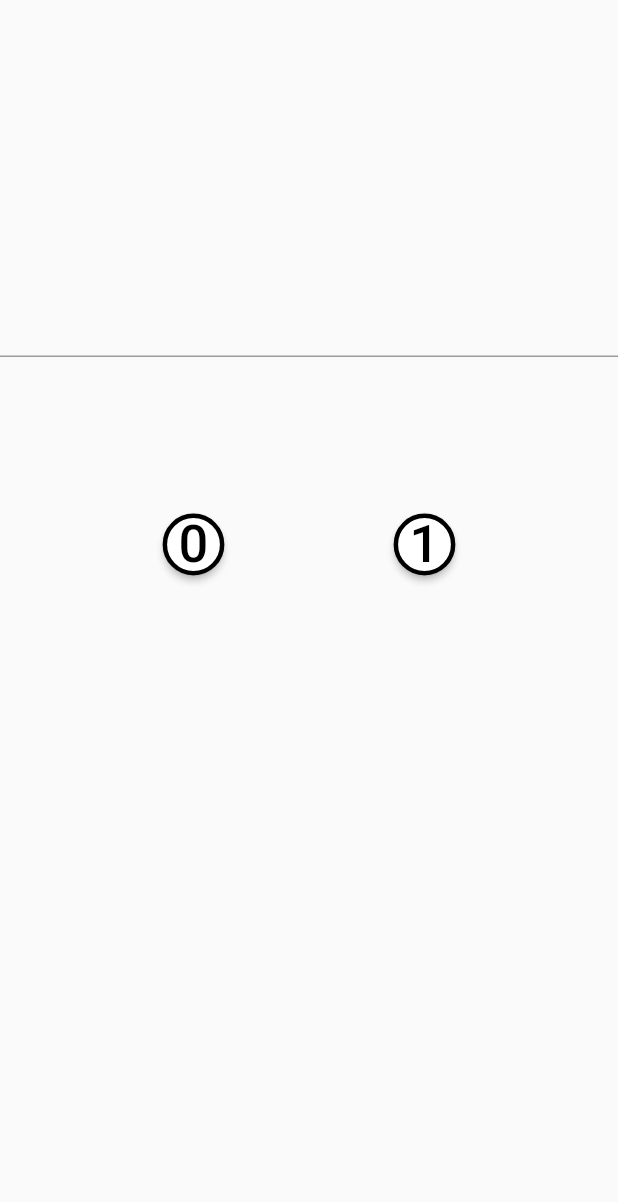
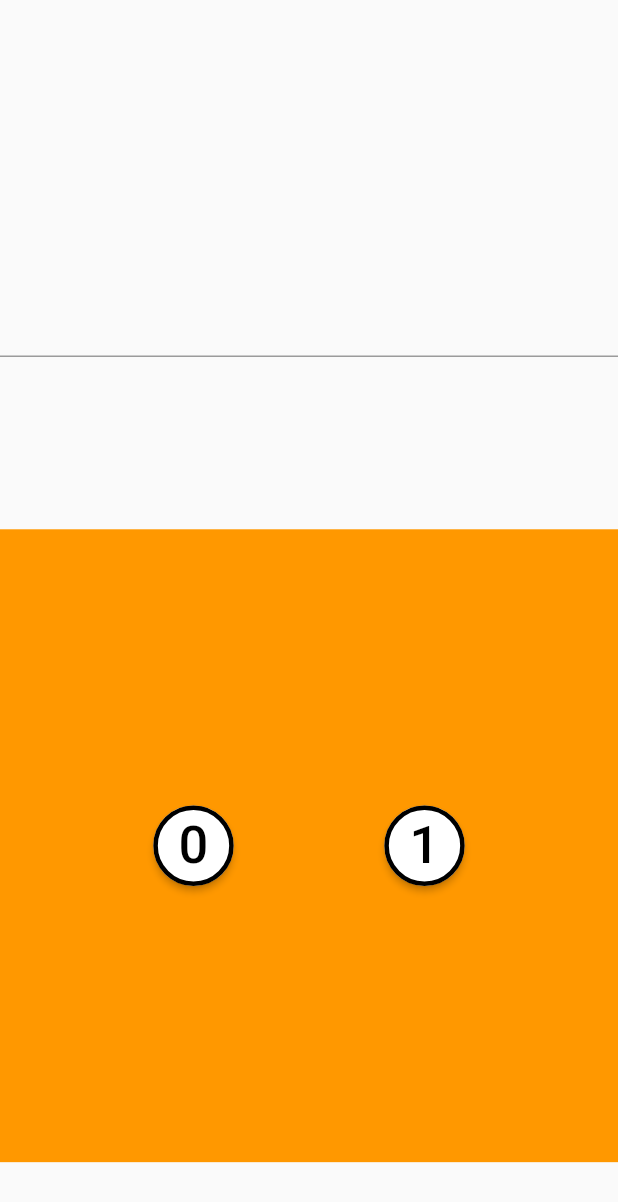
Before and after one commit to itumo-arigatone/simple_binary_converter, a Flutter app: the screen it shows after launch, on a phone screen of 412 x 824 dp. Shown: the top 1202 px of the screen. Run offline on Flutter 3.47's test engine with Material 2 defaults, Android fonts, the phone set to English and light mode, and no system bars.

Commit message:
クラス分けた

```diff
--- /dev/null
+++ b/lib/keypad.dart
@@ -0,0 +1,164 @@
+import 'package:flutter/material.dart';
+import 'package:simple_binary_convertor/numbutton.dart';
+
+class KeyPad {
+  late BuildContext context;
+  final Function(String inputData) onChangeInputData;
+
+  KeyPad(this.context, this.onChangeInputData);
+  Container decimalKeyPad() {
+    NumButton button = NumButton(context, onChangeInputData);
+    return Container(
+      color: Colors.orange,
+      child: Column(
+        children: <Widget>[
+          Row(
+            mainAxisAlignment: MainAxisAlignment.center,
+            children: <Widget>[
+              Padding(
+                padding: EdgeInsets.all(10),
+                child: button.numButton("1"),
+              ),
+              Padding(
+                padding: EdgeInsets.all(10),
+                child: button.numButton("2"),
+              ),
+              Padding(
+                padding: EdgeInsets.all(10),
+                child: button.numButton("3"),
+              )
+            ],
+          ),
+          Row(
+            mainAxisAlignment: MainAxisAlignment.center,
+            children: <Widget>[
+              Padding(
+                padding: EdgeInsets.all(10),
+                child: button.numButton("4"),
+              ),
+              Padding(
+                padding: EdgeInsets.all(10),
+                child: button.numButton("5"),
+              ),
+              Padding(
+                padding: EdgeInsets.all(10),
+                child: button.numButton("6"),
+              ),
+            ],
+          ),
+          Row(
+              mainAxisAlignment: MainAxisAlignment.center,
+              children: <Widget>[
+                Padding(
+                  padding: EdgeInsets.all(10),
+                  child: button.numButton("7"),
+                ),
+                Padding(
+                  padding: EdgeInsets.all(10),
+                  child: button.numButton("8"),
+                ),
+                Padding(
+                  padding: EdgeInsets.all(10),
+                  child: button.numButton("9"),
+                ),
+              ]),
+          Row(
+            mainAxisAlignment: MainAxisAlignment.center,
+            children: <Widget>[
+              Padding(
+                padding: EdgeInsets.all(10),
+                child: button.numButton("0"),
+              ),
+            ],
+          ),
+        ],
+      ),
+    );
+  }
+
+    Container hexKeypad() {
+      NumButton button = NumButton(context, onChangeInputData);
+      return Container(
+      color: Colors.orange,
+      child: Column(
+        children: <Widget>[
+          Row(
+            mainAxisAlignment: MainAxisAlignment.center,
+            children: <Widget>[
+              Padding(
+                padding: EdgeInsets.all(10),
+                child: button.numButton("1"),
+              ),
+              Padding(
+                padding: EdgeInsets.all(10),
+                child: button.numButton("2"),
+              ),
+              Padding(
+                padding: EdgeInsets.all(10),
+                child: button.numButton("3"),
+              )
+            ],
+          ),
+          Row(
+            mainAxisAlignment: MainAxisAlignment.center,
+            children: <Widget>[
+              Padding(
+                padding: EdgeInsets.all(10),
+                child: button.numButton("4"),
+              ),
+              Padding(
+                padding: EdgeInsets.all(10),
+                child: button.numButton("5"),
+              ),
+              Padding(
+                padding: EdgeInsets.all(10),
+                child: button.numButton("6"),
+              ),
+            ],
+          ),
+          Row(
+              mainAxisAlignment: MainAxisAlignment.center,
+              children: <Widget>[
+                Padding(
+                  padding: EdgeInsets.all(10),
+                  child: button.numButton("7"),
+                ),
+                Padding(
+                  padding: EdgeInsets.all(10),
+                  child: button.numButton("8"),
+                ),
+                Padding(
+                  padding: EdgeInsets.all(10),
+                  child: button.numButton("9"),
+                ),
+              ]),
+          Row(
+            mainAxisAlignment: MainAxisAlignment.center,
+            children: <Widget>[
+              Padding(
+                padding: EdgeInsets.all(10),
+                child: button.numButton("0"),
+              ),
+            ],
+          ),
+        ],
+      ),
+    );
+  }
+
+  Container binaryKeyPad() {
+    NumButton button = NumButton(context, onChangeInputData);
+    return Container(
+      color: Colors.orange,
+      child: Row(
+        mainAxisAlignment: MainAxisAlignment.center,
+        children: <Widget>[
+          const Padding(padding: EdgeInsets.only(top: 250)),
+          button.numButton("0"),
+          const Padding(padding: EdgeInsets.only(left: 90)),
+          button.numButton("1"),
+        ]
+      ),
+    );
+  }
+}
--- a/lib/main.dart
+++ b/lib/main.dart
@@ -1,8 +1,7 @@
-import 'dart:html';
-
 import "package:flutter/material.dart";
 import "dart:math";
 import 'package:simple_binary_convertor/numbutton.dart';
+import 'package:simple_binary_convertor/keypad.dart';
 
 void main() {
   runApp(const MyApp());
@@ -123,6 +122,7 @@ class _MyHomePageState extends State<MyHomePage> {
   @override
   Widget build(BuildContext context) {
     NumButton button = NumButton(context, setInputData);
+    KeyPad keypad = KeyPad(context, setInputData);
     Calculation calculation = Calculation();
     final PageController controller = PageController(initialPage: 0);
 
@@ -164,14 +164,14 @@ class _MyHomePageState extends State<MyHomePage> {
                     text: _number,
                   ),
                 ),
-                Row(
-                    mainAxisAlignment: MainAxisAlignment.center,
-                    children: <Widget>[
-                      const Padding(padding: EdgeInsets.only(top: 250)),
-                      button.numButton("0"),
-                      const Padding(padding: EdgeInsets.only(left: 90)),
-                      button.numButton("1"),
-                    ]),
+                Expanded(
+                  child: FractionallySizedBox(
+                    widthFactor: 1.0,
+                    heightFactor: 0.72,
+                    alignment: const FractionalOffset(0.5, 0.7),
+                    child: keypad.binaryKeyPad(),
+                  ),
+                ),
               ],
             ),
           ),
@@ -218,72 +218,7 @@ class _MyHomePageState extends State<MyHomePage> {
                     widthFactor: 1.0,
                     heightFactor: 0.72,
                     alignment: const FractionalOffset(0.5, 0.7),
-                    child: Container(
-                      color: Colors.orange,
-                      child: Column(
-                        children: <Widget>[
-                          Row(
-                            mainAxisAlignment: MainAxisAlignment.center,
-                            children: <Widget>[
-                              Padding(
-                                padding: EdgeInsets.all(10),
-                                child: button.numButton("1"),
-                              ),
-                              Padding(
-                                padding: EdgeInsets.all(10),
-                                child: button.numButton("2"),
-                              ),
-                              Padding(
-                                padding: EdgeInsets.all(10),
-                                child: button.numButton("3"),
-                              )
-                            ],
-                          ),
-                          Row(
-                            mainAxisAlignment: MainAxisAlignment.center,
-                            children: <Widget>[
-                              Padding(
-                                padding: EdgeInsets.all(10),
-                                child: button.numButton("4"),
-                              ),
-                              Padding(
-                                padding: EdgeInsets.all(10),
-                                child: button.numButton("5"),
-                              ),
-                              Padding(
-                                padding: EdgeInsets.all(10),
-                                child: button.numButton("6"),
-                              ),
-                            ],
-                          ),
-                          Row(
-                              mainAxisAlignment: MainAxisAlignment.center,
-                              children: <Widget>[
-                                Padding(
-                                  padding: EdgeInsets.all(10),
-                                  child: button.numButton("7"),
-                                ),
-                                Padding(
-                                  padding: EdgeInsets.all(10),
-                                  child: button.numButton("8"),
-                                ),
-                                Padding(
-                                  padding: EdgeInsets.all(10),
-                                  child: button.numButton("9"),
-                                ),
-                              ]),
-                          Row(
-                            mainAxisAlignment: MainAxisAlignment.center,
-                            children: <Widget>[
-                              Padding(
-                                padding: EdgeInsets.all(10),
-                                child: button.numButton("0"),
-                              ),
-                            ],
-                          ),
-                        ],
-                      ),
-                    ),
+                    child: keypad.decimalKeyPad(),
                   ),
                 ),
               ],
@@ -316,7 +251,9 @@ class _MyHomePageState extends State<MyHomePage> {
                   ),
                 ),
                 const Padding(padding: EdgeInsets.only(top: 70)),
-                TextField(
+                Padding(
+                  padding: EdgeInsets.only(bottom: 20),
+                  child: TextField(
                     textAlign: TextAlign.center,
                     enabled: true,
                     onChanged: _handleText,
@@ -324,64 +261,14 @@ class _MyHomePageState extends State<MyHomePage> {
                       text: _number,
                     ),
                   ),
-                Row(
-                  mainAxisAlignment: MainAxisAlignment.center,
-                  children: <Widget>[
-                    Padding(
-                      padding: EdgeInsets.all(10),
-                      child: button.numButton("1"),
                 ),
-                    Padding(
-                      padding: EdgeInsets.all(10),
-                      child: button.numButton("2"),
+                Expanded(
+                  child: FractionallySizedBox(
+                    widthFactor: 1.0,
+                    heightFactor: 0.72,
+                    alignment: const FractionalOffset(0.5, 0.7),
+                    child: keypad.hexKeypad(),
                   ),
-                    Padding(
-                      padding: EdgeInsets.all(10),
-                      child: button.numButton("3"),
-                    )
-                  ],
-                ),
-                Row(
-                  mainAxisAlignment: MainAxisAlignment.center,
-                  children: <Widget>[
-                    Padding(
-                      padding: EdgeInsets.all(10),
-                      child: button.numButton("4"),
-                    ),
-                    Padding(
-                      padding: EdgeInsets.all(10),
-                      child: button.numButton("5"),
-                    ),
-                    Padding(
-                      padding: EdgeInsets.all(10),
-                      child: button.numButton("6"),
-                    ),
-                  ],
-                ),
-                Row(
-                    mainAxisAlignment: MainAxisAlignment.center,
-                    children: <Widget>[
-                      Padding(
-                        padding: EdgeInsets.all(10),
-                        child: button.numButton("7"),
-                      ),
-                      Padding(
-                        padding: EdgeInsets.all(10),
-                        child: button.numButton("8"),
-                      ),
-                      Padding(
-                        padding: EdgeInsets.all(10),
-                        child: button.numButton("9"),
-                      ),
-                    ]),
-                Row(
-                  mainAxisAlignment: MainAxisAlignment.center,
-                  children: <Widget>[
-                    Padding(
-                      padding: EdgeInsets.all(10),
-                      child: button.numButton("0"),
-                    ),
-                  ],
                 ),
               ],
             ),
--- a/lib/numbutton.dart
+++ b/lib/numbutton.dart
@@ -20,7 +20,7 @@ class NumButton {
     double height = screenSize.height * 0.72;
     double width = screenSize.width;
     double smaller = height > width ? width : height;
-    double buttonSize = smaller * 0.1;
+    double buttonSize = smaller * 0.13;
     return ElevatedButton(
       child: buttonStyle(num),
       onPressed: () => onChangeInputData(num),
```
Lines whose indentation alone changed are shown as unchanged.
